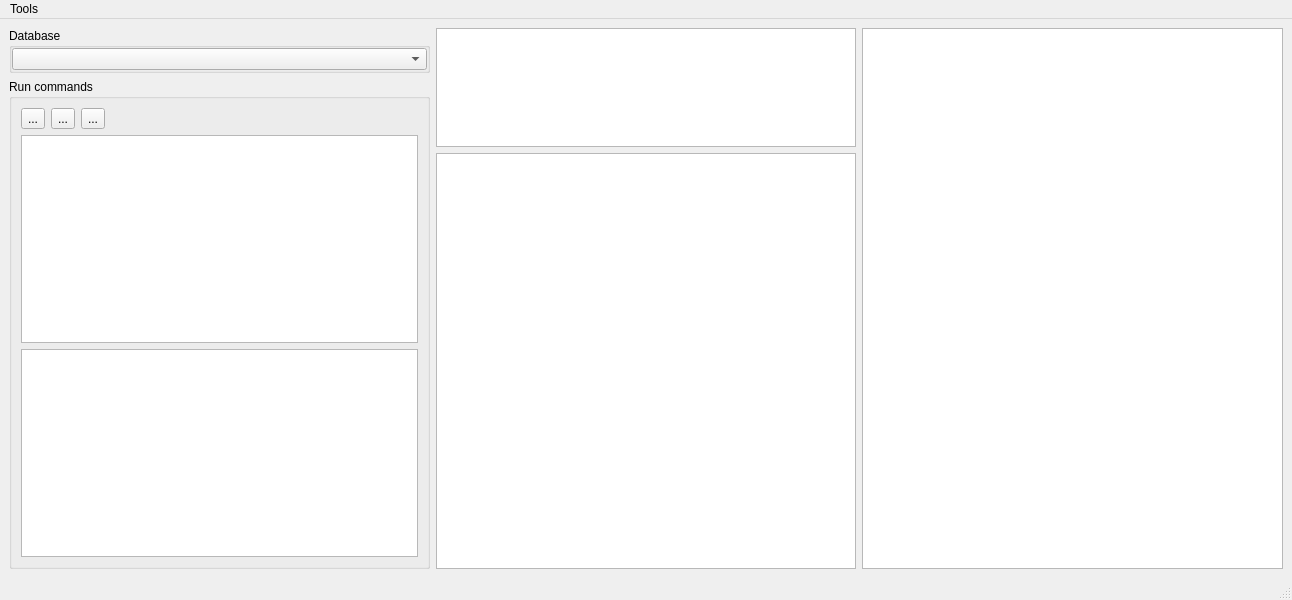
This is mainwindow.ui in phetaduck/SqlViewGenerator as Qt 5 draws it before an edit. The edited form follows.
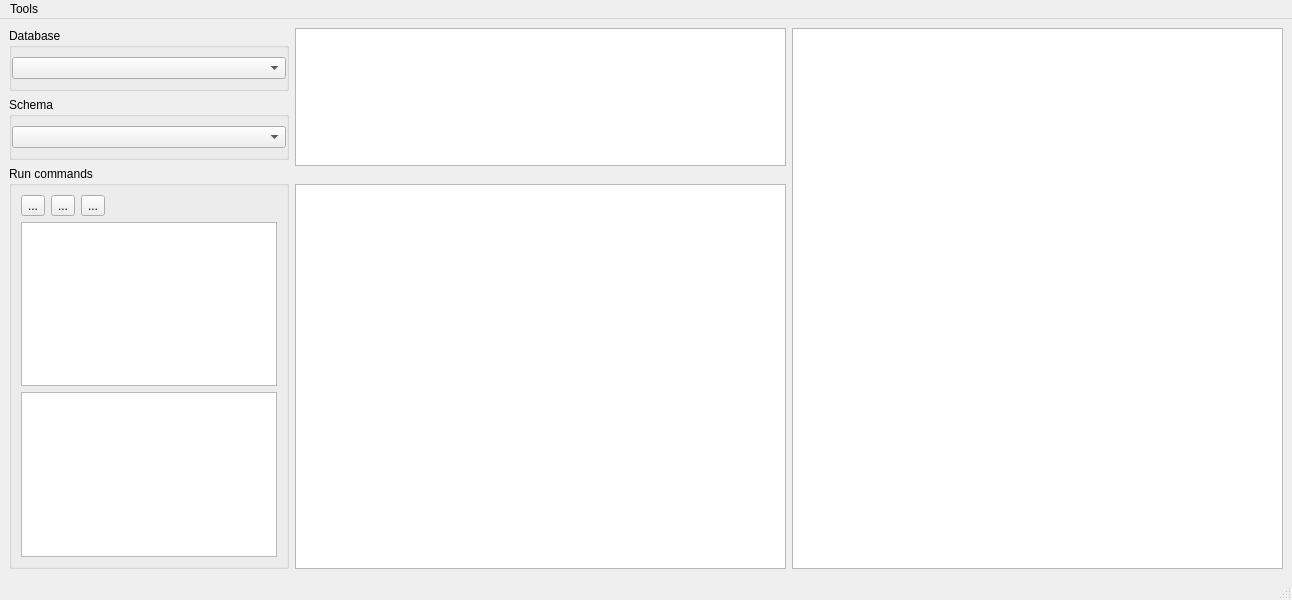
This is the edited form. Icons and pictures are not drawn. Custom widgets are drawn as their Qt base class.

Patch:
```diff
--- a/mainwindow.ui
+++ b/mainwindow.ui
@@ -15,7 +15,7 @@
   </property>
   <widget class="QWidget" name="centralwidget">
    <layout class="QGridLayout" name="gridLayout">
-    <item row="1" column="0" rowspan="3">
+    <item row="2" column="0" rowspan="5">
      <widget class="QGroupBox" name="groupBox">
       <property name="sizePolicy">
        <sizepolicy hsizetype="Preferred" vsizetype="Preferred">
@@ -87,15 +87,8 @@
       </layout>
      </widget>
     </item>
-    <item row="3" column="1">
-     <widget class="SqlTableView" name="tv_SelectedTableContents">
-      <property name="sizePolicy">
-       <sizepolicy hsizetype="Preferred" vsizetype="Expanding">
-        <horstretch>0</horstretch>
-        <verstretch>0</verstretch>
-       </sizepolicy>
-      </property>
-     </widget>
+    <item row="0" column="1" rowspan="4">
+     <widget class="QListView" name="lv_Tables"/>
     </item>
     <item row="0" column="0">
      <widget class="QGroupBox" name="groupBox_2">
@@ -116,13 +109,13 @@
         <number>0</number>
        </property>
        <property name="topMargin">
-        <number>0</number>
+        <number>9</number>
        </property>
        <property name="rightMargin">
         <number>0</number>
        </property>
        <property name="bottomMargin">
-        <number>0</number>
+        <number>9</number>
        </property>
        <item>
         <widget class="AsyncSqlComboBox" name="cb_Databases">
@@ -137,30 +130,45 @@
       </layout>
      </widget>
     </item>
-    <item row="0" column="2" rowspan="4">
+    <item row="6" column="1">
+     <widget class="SqlTableView" name="tv_SelectedTableContents">
+      <property name="sizePolicy">
+       <sizepolicy hsizetype="Preferred" vsizetype="Expanding">
+        <horstretch>0</horstretch>
+        <verstretch>0</verstretch>
+       </sizepolicy>
+      </property>
+     </widget>
+    </item>
+    <item row="4" column="1">
+     <widget class="ViewSettings" name="viewSettings" native="true"/>
+    </item>
+    <item row="0" column="2" rowspan="7">
      <widget class="QTextEdit" name="te_Output">
       <property name="sizePolicy">
-       <sizepolicy hsizetype="Preferred" vsizetype="Expanding">
+       <sizepolicy hsizetype="Expanding" vsizetype="Expanding">
         <horstretch>0</horstretch>
         <verstretch>0</verstretch>
        </sizepolicy>
       </property>
      </widget>
     </item>
-    <item row="0" column="1" rowspan="3">
-     <widget class="QListWidget" name="listWidget">
-      <property name="sizePolicy">
-       <sizepolicy hsizetype="Preferred" vsizetype="Expanding">
-        <horstretch>0</horstretch>
-        <verstretch>0</verstretch>
-       </sizepolicy>
+    <item row="1" column="0">
+     <widget class="QGroupBox" name="gb_Schema">
+      <property name="title">
+       <string>Schema</string>
       </property>
-      <property name="alternatingRowColors">
-       <bool>true</bool>
-      </property>
-      <property name="uniformItemSizes">
-       <bool>true</bool>
-      </property>
+      <layout class="QVBoxLayout" name="verticalLayout">
+       <property name="leftMargin">
+        <number>0</number>
+       </property>
+       <property name="rightMargin">
+        <number>0</number>
+       </property>
+       <item>
+        <widget class="AsyncSqlComboBox" name="cb_TableSchema"/>
+       </item>
+      </layout>
      </widget>
     </item>
    </layout>
@@ -200,6 +208,12 @@
    <extends>QTableView</extends>
    <header location="global">views/sqltableview.h</header>
   </customwidget>
+  <customwidget>
+   <class>ViewSettings</class>
+   <extends>QWidget</extends>
+   <header location="global">viewsettings.h</header>
+   <container>1</container>
+  </customwidget>
  </customwidgets>
  <resources>
   <include location="images.qrc"/>
```
Left out of the diff: 6 changed lines with no effect on the pictures.
